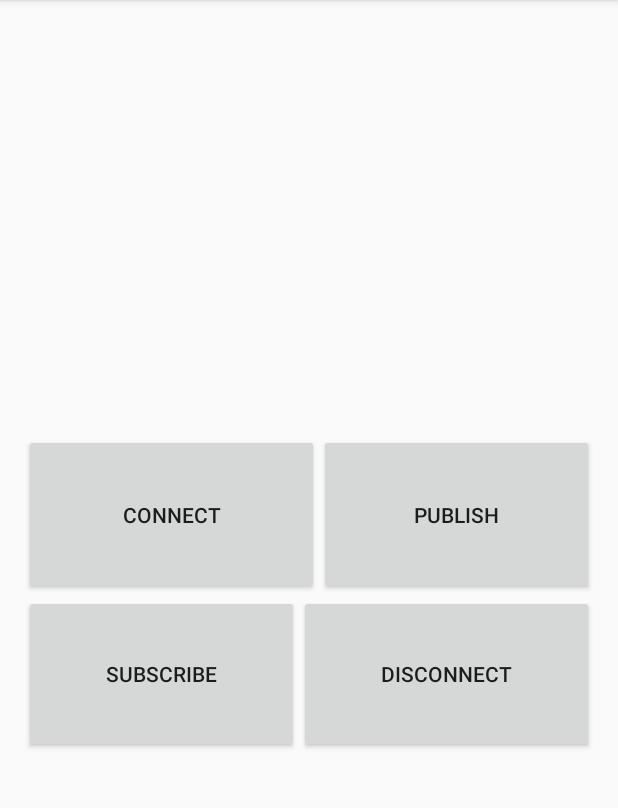
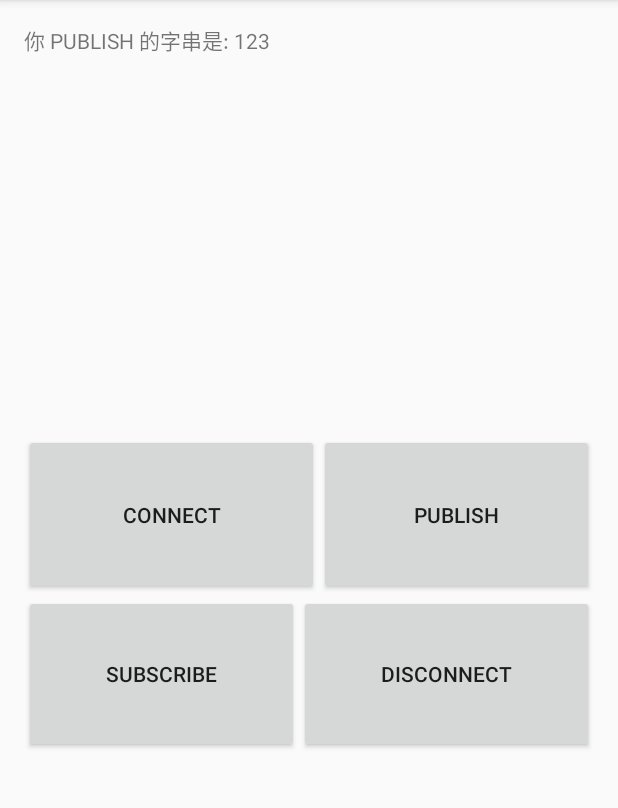
Before and after one commit to JoeyJimmy/pu_homeassistant, an Android app: the screen it shows after launch (MainActivity), after a tap on "SUBSCRIBE", on a phone screen of 412 x 824 dp, the part 84-892 px from its top. Run offline under Robolectric (Android 15) with nearby library versions, the phone set to English and light mode, and no system bars; libraries missing offline, so code that uses them is left out: org.eclipse.paho; 1 statement that could not run was skipped; 2 other taps on this screen came first.

Commit message:
MQTT_V2 changed
add button listener

```diff
--- a/MQTT_v2/app/src/main/java/tw/edu/pu/cs/s1032869/mqtt_v2/MainActivity.java
+++ b/MQTT_v2/app/src/main/java/tw/edu/pu/cs/s1032869/mqtt_v2/MainActivity.java
@@ -2,9 +2,12 @@ package tw.edu.pu.cs.s1032869.mqtt_v2;
 
 import android.support.v7.app.AppCompatActivity;
 import android.os.Bundle;
+import android.view.View;
 import android.widget.Button;
 import android.widget.TextView;
 
+import org.eclipse.paho.client.mqttv3.IMqttDeliveryToken;
+import org.eclipse.paho.client.mqttv3.MqttCallback;
 import org.eclipse.paho.client.mqttv3.MqttClient;
 import org.eclipse.paho.client.mqttv3.MqttClientPersistence;
 import org.eclipse.paho.client.mqttv3.MqttConnectOptions;
@@ -16,16 +19,19 @@ public class MainActivity extends AppCompatActivity {
 
     private MqttClient client;
     private MqttConnectOptions connOpts;
-    private String topic = "123";
-    private String content = "111";
-    private int qos = 2;
-    private String broker = "tcp://192.168.43.8:1883";
+    private String topic = "hello";
+    private String content = "123";
+    private int qos = 0;
+    private String broker = "tcp://192.168.0.150:1883";
     private String clientId = "username";
     MemoryPersistence persistence;
 
     private TextView txv;
     private Button conBtn;
     private Button publishBtn;
+    private Button subscribeBtn;
+    private Button disconBtn;
+
 
 
     @Override
@@ -34,9 +40,50 @@ public class MainActivity extends AppCompatActivity {
         setContentView(R.layout.activity_main);
 
         txv = (TextView) findViewById(R.id.textView);
-        conBtn = (Button) findViewById(R.id.button);
-        publishBtn = (Button) findViewById(R.id.button2);
+        conBtn = (Button) findViewById(R.id.connect);
+        publishBtn = (Button) findViewById(R.id.publish);
+        subscribeBtn = (Button) findViewById(R.id.subscribe);
+        disconBtn = (Button) findViewById(R.id.disconnect);
+
+        conBtn.setOnClickListener(cB);
+        publishBtn.setOnClickListener(pB);
+        subscribeBtn.setOnClickListener(sB);
+        disconBtn.setOnClickListener(dB);
+
     }
+
+    //底下是按鈕
+
+    public Button.OnClickListener cB =new Button.OnClickListener(){
+        @Override
+        public void onClick(View v) {
+            connect();
+        }
+
+    };
+    public Button.OnClickListener pB =new Button.OnClickListener(){
+        @Override
+        public void onClick(View v) {
+            publish();
+        }
+
+    };
+    public Button.OnClickListener sB =new Button.OnClickListener(){
+        @Override
+        public void onClick(View v) {
+            subscribe();
+        }
+
+    };
+    public Button.OnClickListener dB =new Button.OnClickListener(){
+        @Override
+        public void onClick(View v) {
+            disconnect();
+        }
+
+    };
+
+    //底下是方法 勿動!
 
     public void connect()
     {
@@ -66,16 +113,18 @@ public class MainActivity extends AppCompatActivity {
         {
             flag = false;
         }
-        txv.setText(String.valueOf(flag));
+        txv.setText("你 CONNECT 的狀態是: "+String.valueOf(flag));
     }
 
     public void publish()
     {
         MqttMessage message = new MqttMessage(content.getBytes());
         message.setQos(qos);
+
         try
         {
             client.publish(topic, message);
+            txv.setText("你 PUBLISH 的字串是: "+String.valueOf(content));
         }
         catch (MqttException e)
         {
@@ -93,6 +142,7 @@ public class MainActivity extends AppCompatActivity {
         try
         {
             client.subscribe(topic, qos);
+            //txv.setText("你 SUBSCRIBE 獲得的字串是: "+String.valueOf());
         }
         catch(MqttException e)
         {
@@ -121,4 +171,24 @@ public class MainActivity extends AppCompatActivity {
             e.printStackTrace();
         }
     }
+
 }
+
+
+//底下是實現callback的一種方法
+//client.setCallback(new MqttCallback() {
+//@Override
+//public void connectionLost(Throwable cause) {
+//
+//        }
+//
+//@Override
+//public void messageArrived(String topic, MqttMessage message) throws Exception {
+//        txv.setText(String.valueOf(message.getPayload()));
+//        }
+//
+//@Override
+//public void deliveryComplete(IMqttDeliveryToken token) {
+//
+//        }
+//        });
--- a/MQTT_v2/app/src/main/res/layout/activity_main.xml
+++ b/MQTT_v2/app/src/main/res/layout/activity_main.xml
@@ -34,7 +34,7 @@
             android:text="connect"
             android:layout_width="wrap_content"
             android:layout_height="match_parent"
-            android:id="@+id/button"
+            android:id="@+id/connect"
             android:layout_weight="1.14"
             android:onClick="connect" />
 
@@ -42,7 +42,7 @@
             android:text="publish"
             android:layout_width="wrap_content"
             android:layout_height="match_parent"
-            android:id="@+id/button2"
+            android:id="@+id/publish"
             android:layout_weight="1"
             android:onClick="publish" />
 
@@ -57,7 +57,7 @@
             android:text="subscribe"
             android:layout_width="wrap_content"
             android:layout_height="match_parent"
-            android:id="@+id/button3"
+            android:id="@+id/subscribe"
             android:layout_weight="0.01"
             android:onClick="subscribe" />
 
@@ -65,7 +65,7 @@
             android:text="disconnect"
             android:layout_width="wrap_content"
             android:layout_height="match_parent"
-            android:id="@+id/button4"
+            android:id="@+id/disconnect"
             android:layout_weight="0.01"
             android:onClick="disconnect" />
     </LinearLayout>
--- a/MQTT_v2/build.gradle
+++ b/MQTT_v2/build.gradle
@@ -5,7 +5,7 @@ buildscript {
         jcenter()
     }
     dependencies {
-        classpath 'com.android.tools.build:gradle:2.2.1'
+        classpath 'com.android.tools.build:gradle:2.2.3'
 
         // NOTE: Do not place your application dependencies here; they belong
         // in the individual module build.gradle files
```
Also changed, not shown: 1 other file.
